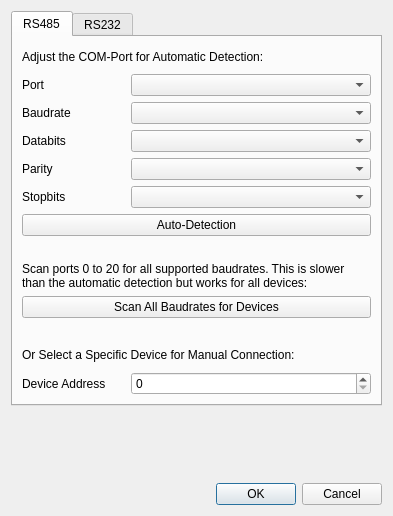
Old version of the form dct_widgets/connectdialog/connectdialog.ui in the repository KAYA-Instruments/SDI-Control-Point.
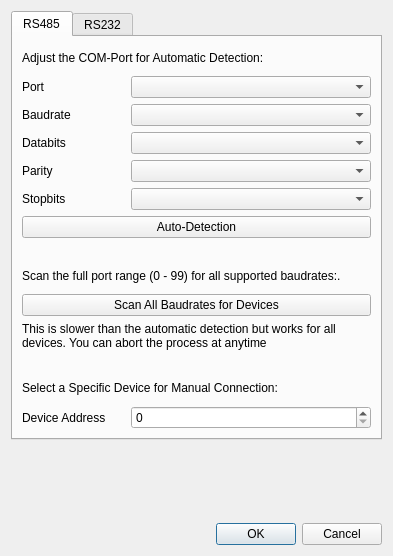
New version of the form. Icons and pictures are not drawn.

Commit message:
The connect dialog now scans the full rs485 address range
- The automatic scan in the connect dialog now scans the full rs485
  address range (0 - 99)
- During the scan the number of devices found is shown, so the user can
  abort the scan as soon as all his devices are found
- Defined the max rs485 address in defines.h to have one global define

```diff
--- a/dct_widgets/connectdialog/connectdialog.ui
+++ b/dct_widgets/connectdialog/connectdialog.ui
@@ -10,7 +10,7 @@
     <x>0</x>
     <y>0</y>
     <width>393</width>
-    <height>516</height>
+    <height>556</height>
    </rect>
   </property>
   <property name="sizePolicy">
@@ -265,13 +265,13 @@
        <item>
         <widget class="QLabel" name="label_3">
          <property name="sizePolicy">
-          <sizepolicy hsizetype="Preferred" vsizetype="Minimum">
+          <sizepolicy hsizetype="Preferred" vsizetype="Fixed">
            <horstretch>0</horstretch>
            <verstretch>0</verstretch>
           </sizepolicy>
          </property>
          <property name="text">
-          <string>Scan ports 0 to 20 for all supported baudrates. This is slower than the automatic detection but works for all devices:</string>
+          <string>Scan the full port range (0 - 99) for all supported baudrates:.</string>
          </property>
          <property name="wordWrap">
           <bool>true</bool>
@@ -288,6 +288,22 @@
          </property>
         </widget>
        </item>
+       <item>
+        <widget class="QLabel" name="label_4">
+         <property name="sizePolicy">
+          <sizepolicy hsizetype="Preferred" vsizetype="Fixed">
+           <horstretch>0</horstretch>
+           <verstretch>0</verstretch>
+          </sizepolicy>
+         </property>
+         <property name="text">
+          <string>This is slower than the automatic detection but works for all devices. You can abort the process at anytime</string>
+         </property>
+         <property name="wordWrap">
+          <bool>true</bool>
+         </property>
+        </widget>
+       </item>
        <item>
         <spacer name="verticalSpacer_2">
          <property name="orientation">
@@ -313,7 +329,7 @@
           </sizepolicy>
          </property>
          <property name="text">
-          <string>Or Select a Specific Device for Manual Connection:  </string>
+          <string>Select a Specific Device for Manual Connection:  </string>
          </property>
          <property name="scaledContents">
           <bool>false</bool>
```
The commit also changes 5 other files.
